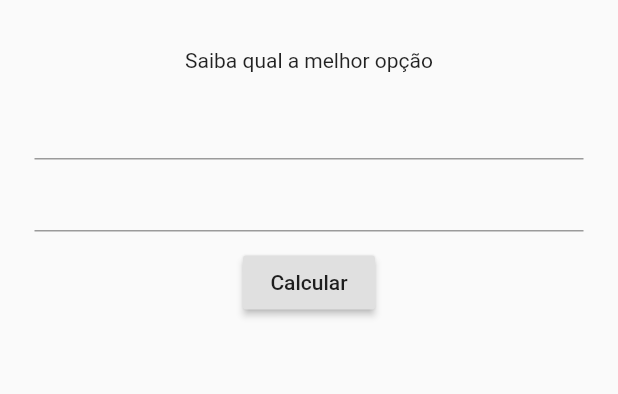
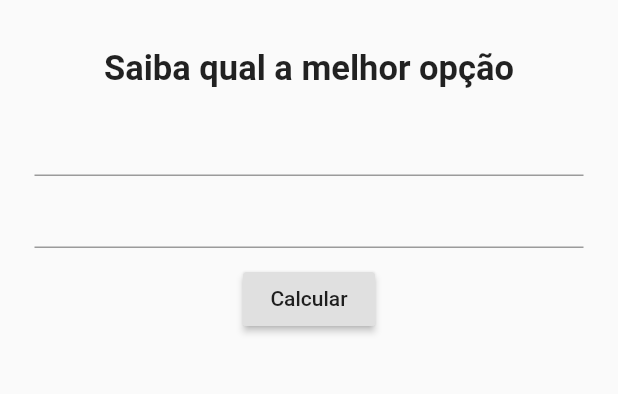
Before and after one commit to jmosqueiro/udemy, a Flutter app: the screen it shows after launch, on a phone screen of 412 x 824 dp, the part 261-655 px from its top. Run offline on Flutter 3.47's test engine with Material 2 defaults, Android fonts, the phone set to English and light mode, and no system bars.

Commit message:
1st b save

```diff
--- a/alcool_gasolina/lib/Home.dart
+++ b/alcool_gasolina/lib/Home.dart
@@ -23,7 +23,13 @@ class _HomeState extends State<Home> {
             ),
             Padding(
               padding: EdgeInsets.only(bottom: 10),
-              child: Text("Saiba qual a melhor opção"),
+              child: Text(
+                "Saiba qual a melhor opção",
+                style: TextStyle(
+                  fontSize: 23,
+                  fontWeight: FontWeight.bold
+                ),
+              ),
             ),
             TextField(),
             TextField(),
```
